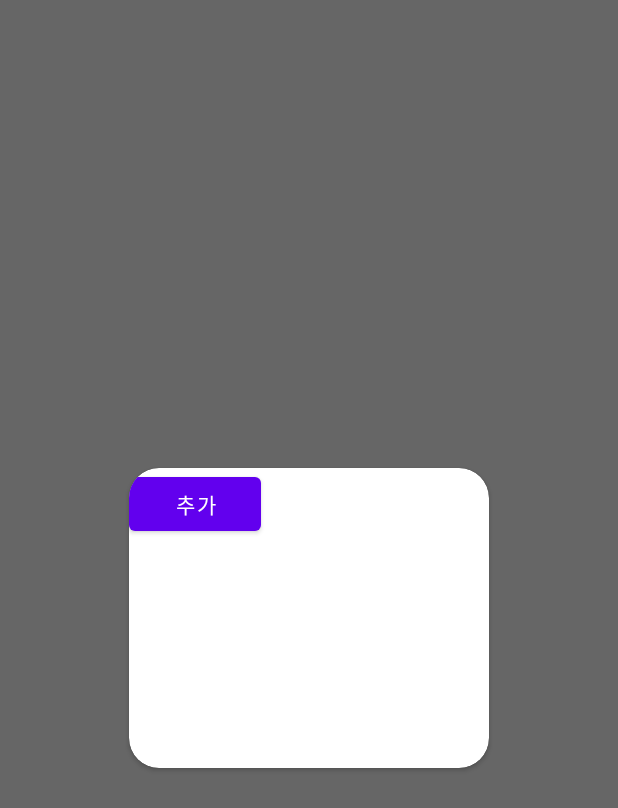
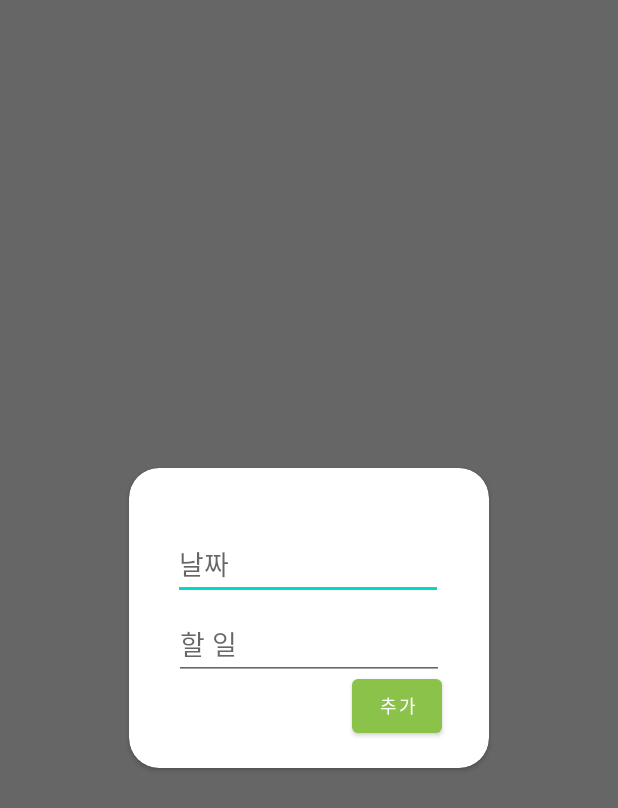
Before and after one commit to wnsdk/unfinished-project, an Android app: the fragment AddFragment shown on its own in the app's theme, on a phone screen of 412 x 824 dp. Shown: the top 808 px of the screen. Run offline under Robolectric (Android 15) with nearby library versions, the light colour scheme and no system bars.

Commit message:
add list fragment 02

```diff
--- a/app/src/main/java/com/ool/ilist/AddFragment.java
+++ b/app/src/main/java/com/ool/ilist/AddFragment.java
@@ -7,53 +7,46 @@ import androidx.fragment.app.Fragment;
 import android.view.LayoutInflater;
 import android.view.View;
 import android.view.ViewGroup;
+import android.widget.Button;
+import android.widget.EditText;
 
 public class AddFragment extends Fragment {
 
-    // TODO: Rename parameter arguments, choose names that match
-    // the fragment initialization parameters, e.g. ARG_ITEM_NUMBER
-    private static final String ARG_PARAM1 = "param1";
-    private static final String ARG_PARAM2 = "param2";
-
-    // TODO: Rename and change types of parameters
-    private String mParam1;
-    private String mParam2;
-
-    public AddFragment() {
-        // Required empty public constructor
-    }
-
-    /**
-     * Use this factory method to create a new instance of
-     * this fragment using the provided parameters.
-     *
-     * @param param1 Parameter 1.
-     * @param param2 Parameter 2.
-     * @return A new instance of fragment AddFragment.
-     */
-    // TODO: Rename and change types and number of parameters
-    public static AddFragment newInstance(String param1, String param2) {
-        AddFragment fragment = new AddFragment();
-        Bundle args = new Bundle();
-        args.putString(ARG_PARAM1, param1);
-        args.putString(ARG_PARAM2, param2);
-        fragment.setArguments(args);
-        return fragment;
-    }
+    EditText editTextDate;
+    EditText editTextToDo;
 
     @Override
     public void onCreate(Bundle savedInstanceState) {
         super.onCreate(savedInstanceState);
-        if (getArguments() != null) {
-            mParam1 = getArguments().getString(ARG_PARAM1);
-            mParam2 = getArguments().getString(ARG_PARAM2);
-        }
+
     }
 
     @Override
     public View onCreateView(LayoutInflater inflater, ViewGroup container,
                              Bundle savedInstanceState) {
-        // Inflate the layout for this fragment
-        return inflater.inflate(R.layout.fragment_add, container, false);
+
+        ViewGroup rootView = (ViewGroup) inflater.inflate(R.layout.fragment_add, container, false);
+
+        editTextDate = rootView.findViewById(R.id.editTextDate);
+        editTextToDo = rootView.findViewById(R.id.editTextToDo);
+
+        // 버튼 눌렀을 때 리스트뷰에 포함되도록 처리
+        Button button = rootView.findViewById(R.id.addButton);
+        button.setOnClickListener(new View.OnClickListener() {
+            @Override
+            public void onClick(View v) {
+                String date = editTextDate.getText().toString();
+                String toDo = editTextToDo.getText().toString();
+
+                MainActivity activity = (MainActivity) getActivity();
+                activity.adapter.addItem(new SingerItem(date, toDo));
+                activity.adapter.notifyDataSetChanged();
+                activity.onFragmentChangedIntoMenu(0);
+            }
+        });
+
+        return rootView;
     }
+
+
 }
--- a/app/src/main/res/layout/fragment_add.xml
+++ b/app/src/main/res/layout/fragment_add.xml
@@ -20,13 +20,52 @@
         app:layout_constraintStart_toStartOf="parent"
         app:layout_constraintTop_toTopOf="parent">
 
-        <Button
-            android:id="@+id/addButton"
-            android:layout_width="wrap_content"
-            android:layout_height="wrap_content"
-            android:text="추가"
-            tools:layout_editor_absoluteX="205dp"
-            tools:layout_editor_absoluteY="394dp" />
+        <androidx.constraintlayout.widget.ConstraintLayout
+            android:layout_width="match_parent"
+            android:layout_height="match_parent">
+
+            <Button
+                android:id="@+id/addButton"
+                android:layout_width="60dp"
+                android:layout_height="wrap_content"
+                android:layout_weight="1"
+                android:text="추가"
+                android:textSize="12sp"
+                app:layout_constraintBottom_toBottomOf="parent"
+                app:layout_constraintEnd_toEndOf="parent"
+                app:layout_constraintHorizontal_bias="0.827"
+                app:layout_constraintStart_toStartOf="parent"
+                app:layout_constraintTop_toTopOf="parent"
+                app:layout_constraintVertical_bias="0.888" />
+
+            <EditText
+                android:id="@+id/editTextDate"
+                android:layout_width="180dp"
+                android:layout_height="wrap_content"
+                android:layout_marginTop="40dp"
+                android:layout_weight="1"
+                android:hint="날짜"
+                android:inputType="date"
+                app:layout_constraintEnd_toEndOf="parent"
+                app:layout_constraintHorizontal_bias="0.49"
+                app:layout_constraintStart_toStartOf="parent"
+                app:layout_constraintTop_toTopOf="parent" />
+
+            <EditText
+                android:id="@+id/editTextToDo"
+                android:layout_width="180dp"
+                android:layout_height="wrap_content"
+                android:layout_marginTop="5dp"
+                android:layout_weight="1"
+                android:hint="할 일"
+                android:inputType="text"
+                app:layout_constraintEnd_toEndOf="parent"
+                app:layout_constraintHorizontal_bias="0.502"
+                app:layout_constraintStart_toStartOf="parent"
+                app:layout_constraintTop_toBottomOf="@+id/editTextDate" />
+
+        </androidx.constraintlayout.widget.ConstraintLayout>
+
 
     </view>
 
--- a/app/src/main/res/layout/fragment_main.xml
+++ b/app/src/main/res/layout/fragment_main.xml
@@ -1,5 +1,6 @@
 <?xml version="1.0" encoding="utf-8"?>
 <LinearLayout xmlns:android="http://schemas.android.com/apk/res/android"
+    xmlns:app="http://schemas.android.com/apk/res-auto"
     xmlns:tools="http://schemas.android.com/tools"
     android:layout_width="match_parent"
     android:layout_height="match_parent"
@@ -9,6 +10,8 @@
         android:id="@+id/menuButton"
         android:layout_width="60dp"
         android:layout_height="60dp"
-        android:text="Menu" />
+        android:background="@drawable/button_round"
+        android:text="Menu"
+        app:icon="@android:drawable/ic_dialog_dialer" />
 
 </LinearLayout>
--- a/app/src/main/res/values/themes.xml
+++ b/app/src/main/res/values/themes.xml
@@ -2,7 +2,7 @@
     <!-- Base application theme. -->
     <style name="Theme.Ilist" parent="Theme.MaterialComponents.DayNight.DarkActionBar">
         <!-- Primary brand color. -->
-        <item name="colorPrimary">@color/purple_500</item>
+        <item name="colorPrimary">#8BC34A</item>
         <item name="colorPrimaryVariant">@color/purple_700</item>
         <item name="colorOnPrimary">@color/white</item>
         <!-- Secondary brand color. -->
@@ -16,7 +16,7 @@
 
     <style name="Theme.Ilist.NoActionBar">
         <item name="windowNoTitle">true</item>
-        // 앱 바 설정 (안 보이기, 보이기0
+        // 앱 바 설정 (안 보이기, 보이기)
         <item name="windowActionBar">false</item>
         // 앱 바 설정 (보이기, 안 보이기)
         <item name="android:windowFullscreen">true</item>
```
Also changed, not shown: app/src/main/java/com/ool/ilist/MainActivity.java (+4 -17 lines), app/src/main/res/drawable/button_round.xml (added, +10 -0 lines), app/src/main/res/layout/activity_main.xml (+23 -46 lines), app/src/main/res/layout/fragment_menu.xml (+11 -3 lines).
